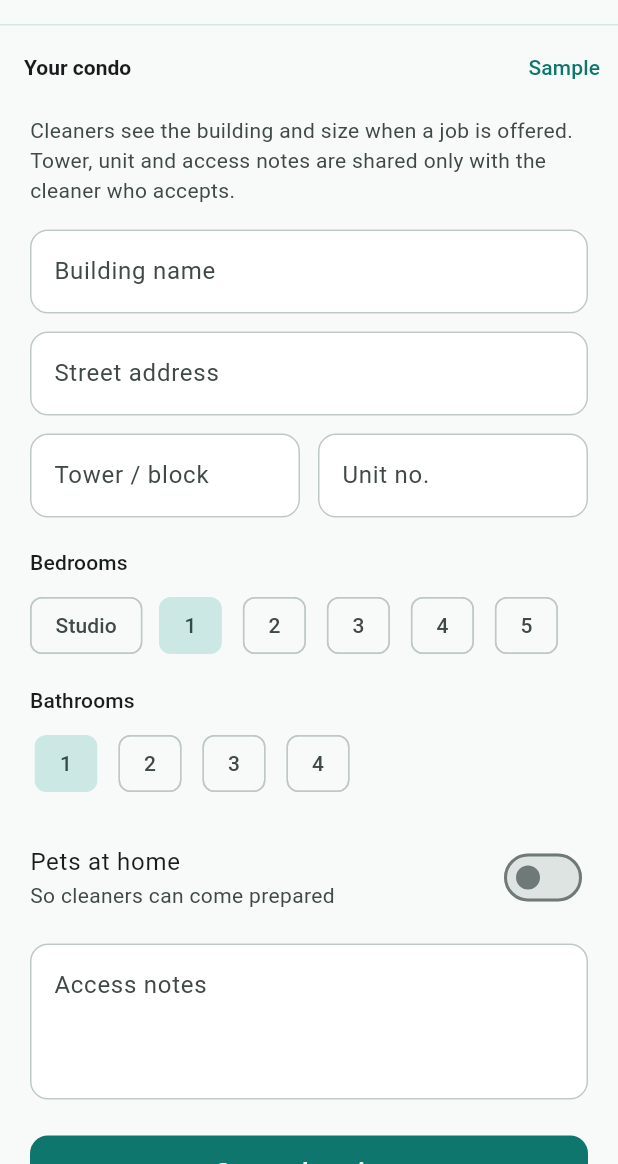
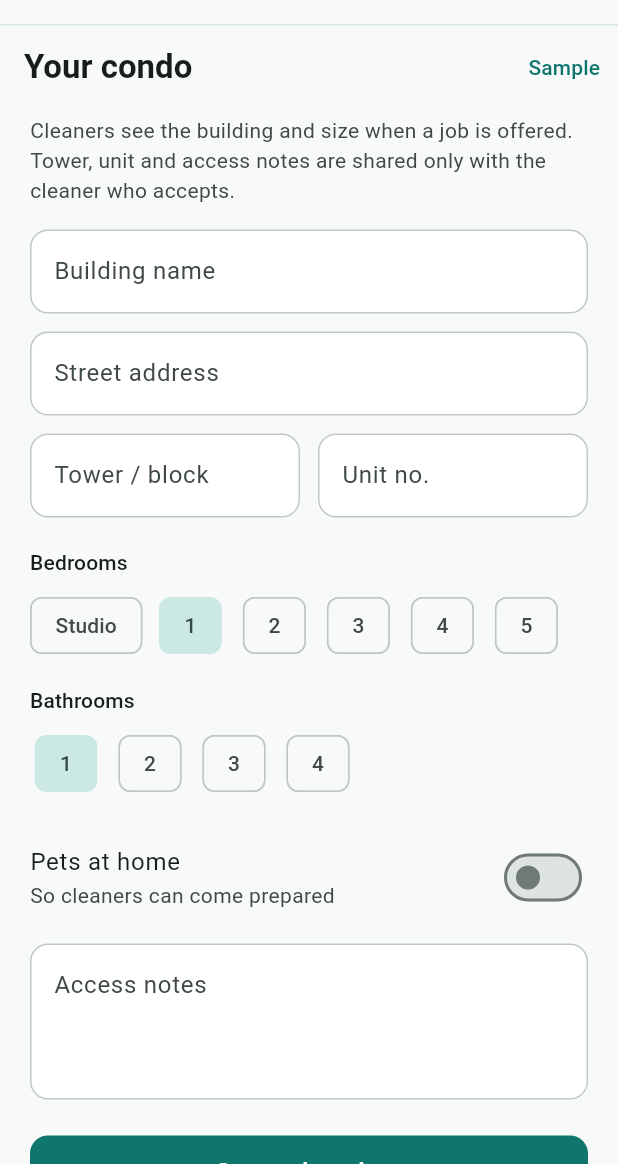
Before and after one commit to Ganesh9619/clean-connect, a Flutter app: the DemoShell screen opened directly, on a phone screen of 412 x 824 dp, the part 72-1236 px from its top. Run offline on Flutter 3.47's test engine with Material 3 defaults, Android fonts, the phone set to English and light mode, and no system bars; accounts and stored records are empty; statements that could not run were skipped.

Commit message:
Add README, AGENTS.md and fix app bar title size
Co-authored-by: ganeshkumaran35 <ganeshkumaran35@gmail.com>

```diff
--- a/lib/app/theme.dart
+++ b/lib/app/theme.dart
@@ -15,7 +15,8 @@ ThemeData buildTheme() {
       backgroundColor: scheme.surface,
       surfaceTintColor: Colors.transparent,
       centerTitle: false,
-      titleTextStyle: base.textTheme.titleLarge?.copyWith(
+      titleTextStyle: TextStyle(
+        fontSize: 22,
         fontWeight: FontWeight.w700,
         color: scheme.onSurface,
       ),
```
Also changed, not shown: 2 other files.
